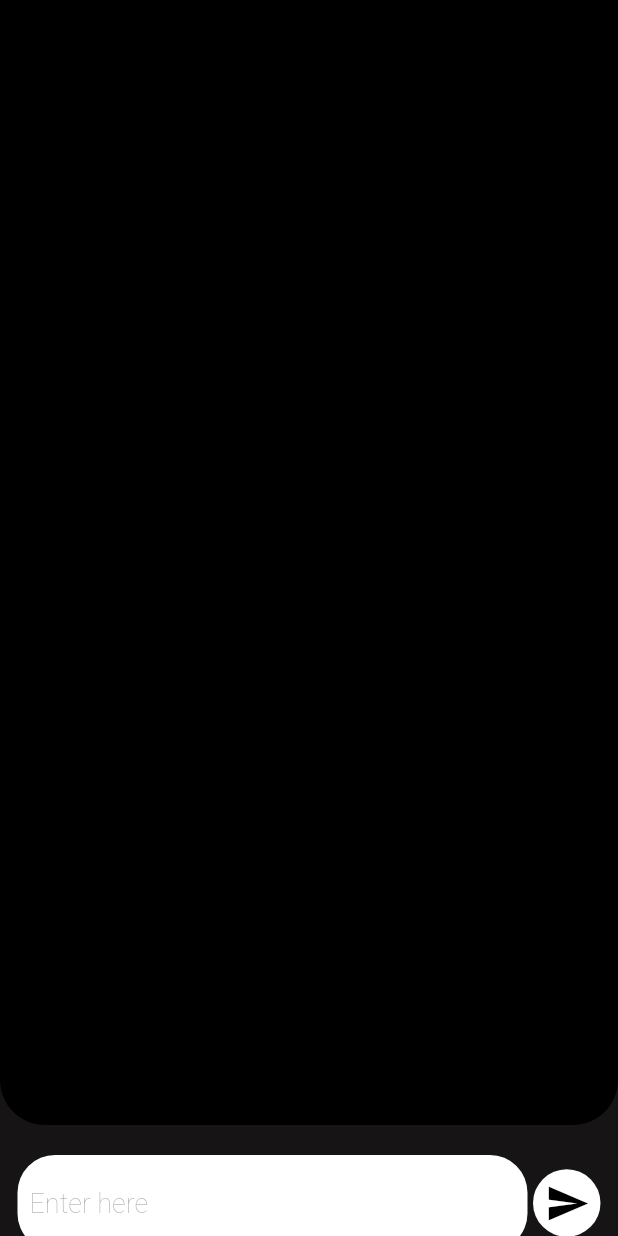
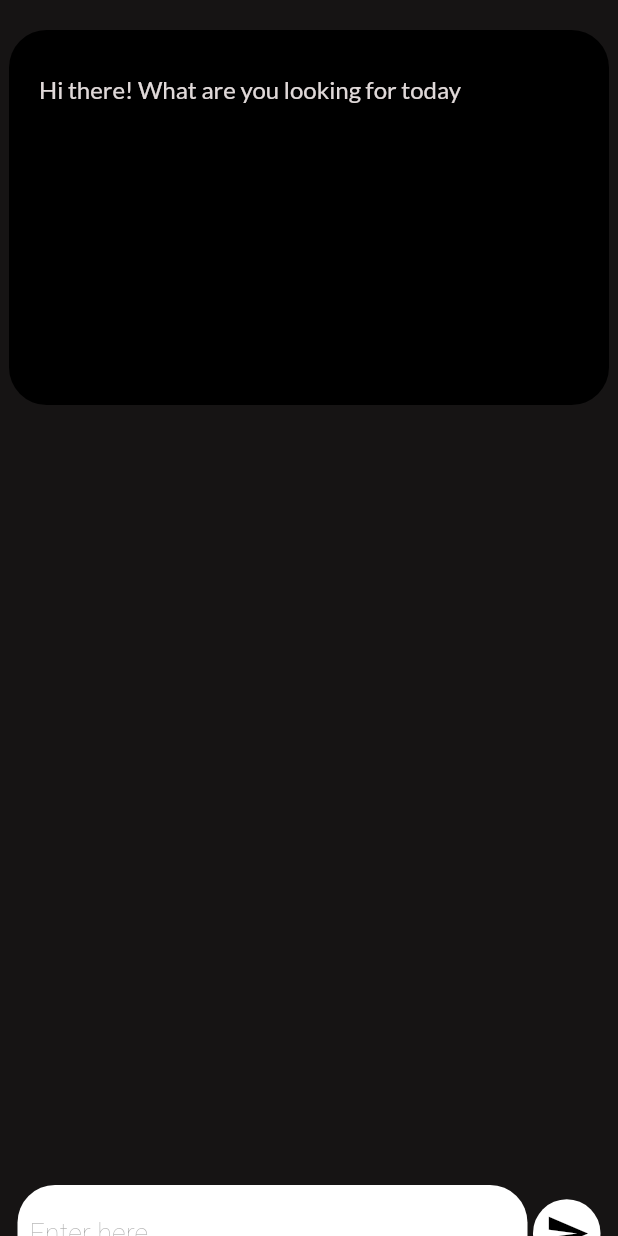
Before and after one commit to Deepanshu-Sharma-18/GPT-3-API, a Flutter app: the screen it shows after launch, on a phone screen of 412 x 824 dp. Run offline on Flutter 3.47's test engine with Material 2 defaults, Android fonts, the phone set to English and light mode, and no system bars; drawn by our look-alikes of animated_text_kit; our stand-ins replace get, google_fonts.

Commit message:
changed some UI

```diff
--- a/lib/main.dart
+++ b/lib/main.dart
@@ -4,7 +4,7 @@ import 'package:animated_text_kit/animated_text_kit.dart';
 import 'package:flutter/foundation.dart';
 import 'package:flutter/material.dart';
 import 'package:http/http.dart' as http;
-import 'package:openapi/apiKey.dart';
+import 'package:openapi/secret.dart';
 import 'package:openapi/apomodule.dart';
 import 'package:get/get.dart';
 import 'package:google_fonts/google_fonts.dart';
@@ -25,6 +25,7 @@ class MyApp extends StatefulWidget {
 
 class _MyAppState extends State<MyApp> {
   var textController = TextEditingController();
+  var scrollController = ScrollController();
 
   final HomePageController controller = Get.put(HomePageController());
 
@@ -66,18 +67,17 @@ class _MyAppState extends State<MyApp> {
             Container(
               height: 750,
               width: double.maxFinite,
-              padding: EdgeInsets.symmetric(horizontal: 20, vertical: 2),
+              margin: EdgeInsets.only(left: 6, top: 20, right: 6),
               decoration: BoxDecoration(
-                  borderRadius: BorderRadius.only(
-                      bottomLeft: Radius.circular(30),
-                      bottomRight: Radius.circular(30)),
-                  color: Colors.black),
+                borderRadius: BorderRadius.all(Radius.circular(25)),
+              ),
               child: SingleChildScrollView(
                 child: Obx(
                   () => controller.isDataLoading.value
                       ? Container(
                           margin: EdgeInsets.only(bottom: 10),
-                          height: 750,
+                          padding:
+                              EdgeInsets.symmetric(horizontal: 20, vertical: 2),
                           width: double.maxFinite,
                           child: Center(
                             child: DefaultTextStyle(
@@ -94,18 +94,28 @@ class _MyAppState extends State<MyApp> {
                                   ]),
                             ),
                           ))
-                      : DefaultTextStyle(
+                      : Container(
+                          height: controller.resul == null ? 250 : null,
+                          padding: EdgeInsets.symmetric(
+                              horizontal: 20, vertical: 30),
+                          decoration: BoxDecoration(
+                            borderRadius: BorderRadius.all(Radius.circular(25)),
+                            color: Colors.black,
+                          ),
+                          child: DefaultTextStyle(
                             style: GoogleFonts.lato(
-                              fontSize: 20.0, color: Colors.white),
+                                fontSize: 16.0,
+                                color: Color.fromARGB(255, 224, 217, 217)),
                             child: AnimatedTextKit(
                                 isRepeatingAnimation: false,
                                 animatedTexts: [
                                   TyperAnimatedText(
                                       controller.resul == null
-                                        ? ''
+                                          ? 'Hi there! What are you looking for today'
                                           : controller.resul!.choices![0].text,
                                       speed: Duration(milliseconds: 10)),
                                 ]),
+                          ),
                         ),
                 ),
               ),
--- a/lib/secret.dart
+++ b/lib/secret.dart
@@ -1 +1 @@
-final String apiKey = "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";
+final String apiKey = "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";
--- a/pubspec.yaml
+++ b/pubspec.yaml
@@ -55,8 +55,8 @@ flutter:
   # the material Icons class.
   uses-material-design: true
   # To add assets to your application, add an assets section, like this:
-  # assets:
-  #   - images/a_dot_burr.jpeg
+  assets:
+    - lib/chatgpticon.png
   #   - images/a_dot_ham.jpeg
   # An image asset can refer to one or more resolution-specific "variants", see
   # https://flutter.dev/assets-and-images/#resolution-aware
```
Also changed, not shown: lib/chatgpticon.png (added), 1 other file. Lines whose indentation alone changed are shown as unchanged.
